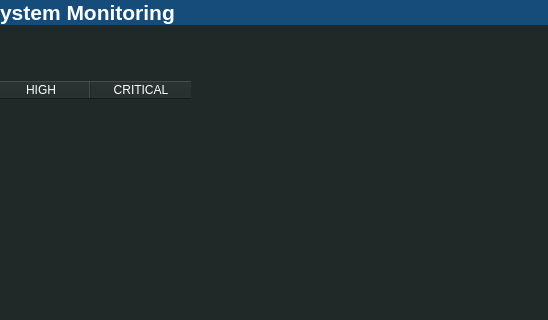
This is ui/main.ui in ndrhamid/SystemMonitoring as Qt 5 draws it before an edit; both pictures show x 396 to 944 and y 0 to 320 of the 944 by 617 pixel window. The edited form follows.
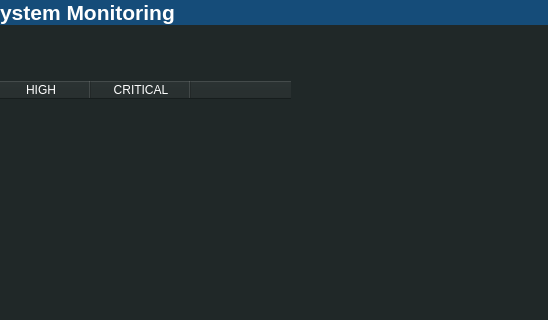
This is the edited form. The open tabs and pages were chosen to show the change. Icons and pictures are not drawn. Custom widgets are drawn as their Qt base class.

Commit message: complated storaget function

```diff
--- a/ui/main.ui
+++ b/ui/main.ui
@@ -1428,6 +1428,11 @@
                      <string>CRITICAL</string>
                     </property>
                    </column>
+                   <column>
+                    <property name="text">
+                     <string/>
+                    </property>
+                   </column>
                   </widget>
                  </item>
                 </layout>
```
Left out of the diff: 7 changed lines with no effect on the pictures. The commit also changes 2 other files.
